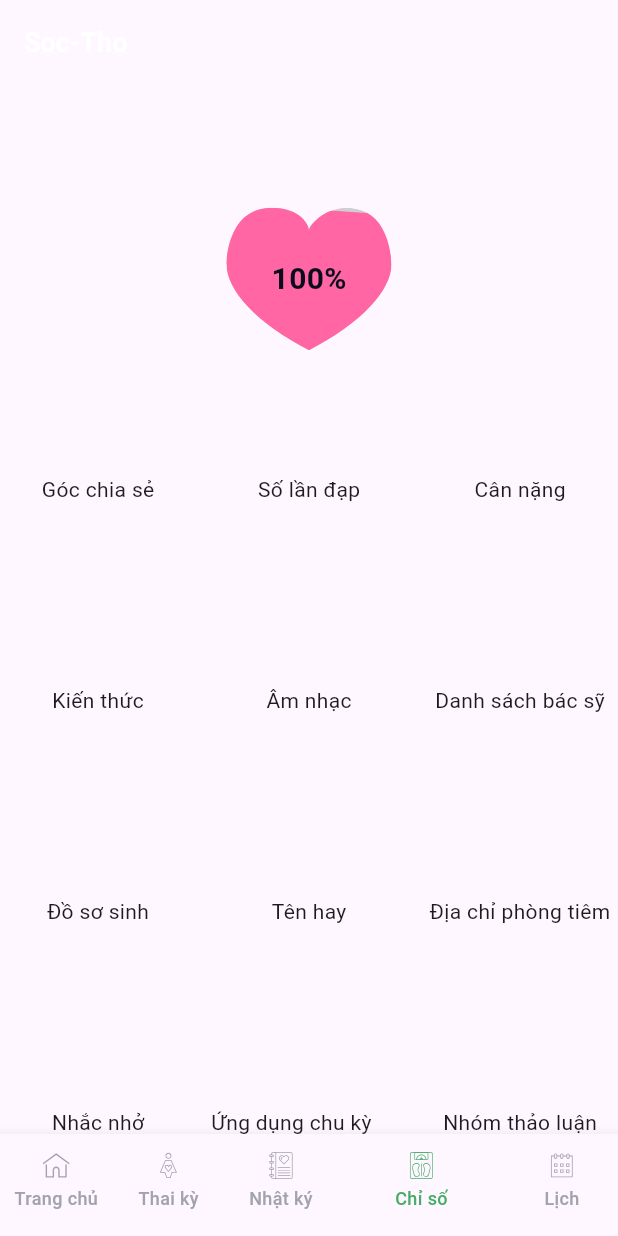
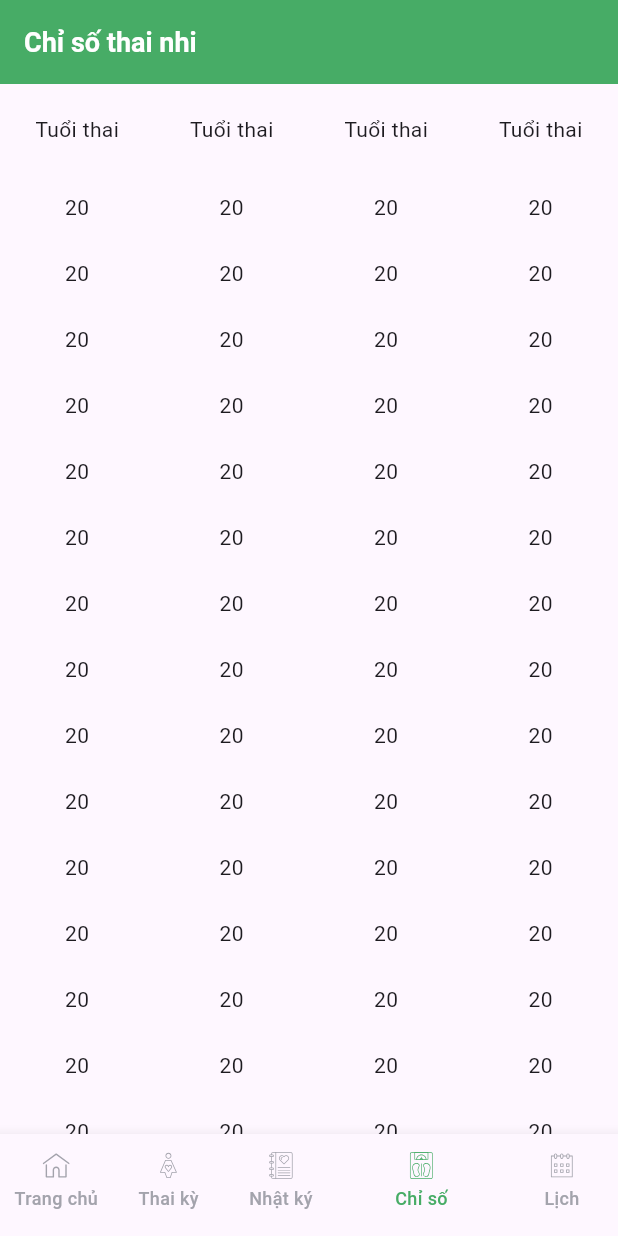
Before and after one commit to lighthouse2403/pregnancy_flutter, a Flutter app: the screen it shows after launch, item 4 of the bottom bar chosen, on a phone screen of 412 x 824 dp. Run offline on Flutter 3.47's test engine with Material 3 defaults, Android fonts, the phone set to English and light mode, and no system bars; our stand-ins replace bloc, cloud_firestore, device_info, equatable, firebase_analytics, firebase_core and 9 more; missing offline and left inert: audio_session; accounts and stored records are empty.

Commit message:
no message

```diff
--- a/lib/bottom_tab_bar/bottom_tab_bar.dart
+++ b/lib/bottom_tab_bar/bottom_tab_bar.dart
@@ -1,6 +1,4 @@
 import 'package:flutter/material.dart';
-import 'package:pregnancy_flutter/calendar/calendar.dart';
-import 'package:pregnancy_flutter/calendar/container/month_container.dart';
 import 'package:pregnancy_flutter/calendar/container/single_day_container.dart';
 import 'package:pregnancy_flutter/common/constants/constants.dart';
 import 'package:pregnancy_flutter/common/extension/font_size_extension.dart';
--- a/lib/index/index.dart
+++ b/lib/index/index.dart
@@ -1,5 +1,6 @@
 import 'package:flutter/cupertino.dart';
 import 'package:flutter/material.dart';
+import 'package:pregnancy_flutter/common/base/base_app_bar.dart';
 import 'package:pregnancy_flutter/common/base/base_statefull_widget.dart';
 import 'package:pregnancy_flutter/common/constants/constants.dart';
 import 'package:pregnancy_flutter/common/extension/text_extension.dart';
@@ -15,73 +16,77 @@ class Index extends BaseStatefulWidget {
 class _IndexState extends BaseStatefulState<Index> {
   @override
   PreferredSizeWidget? buildAppBar() {
-    return AppBar(
-      title: Text('Soc-Tho').w700().text18().whiteColor(),
+    return BaseAppBar(
+      title: 'Chỉ số thai nhi',
     );
   }
 
   @override
   Widget? buildBody() {
-    return CustomScrollView(
-      slivers: <Widget>[
-        SliverToBoxAdapter(
-          child: Container(
-            height: 260.0,
-            child: HeartIndicator(),
-          ),
-        ),
-        SliverGrid(
-          gridDelegate: SliverGridDelegateWithFixedCrossAxisCount(
-              crossAxisCount: 3,
-              childAspectRatio: 1.0,
-              mainAxisSpacing: 10.0,
-              crossAxisSpacing: 10.0),
-          delegate: SliverChildBuilderDelegate(
-                (context, index) {
-              return _homeItem(index);
-            },
-            childCount: Constants.homeItems.length,
-          ),
-        ),
-        SliverPadding(
-          padding: const EdgeInsets.only(bottom: 80.0),
+    return Column(
+      children: [
+        _header(),
+        Expanded(
+            child: _indexList()
         )
       ],
     );
   }
 
-  Widget _homeItem(int index) {
-    return InkWell(
-      child: Column(
+  Widget _header() {
+    return Container(
+      height: 60,
+      child: Row(
         children: [
-          Text(Constants.homeItems[index].title)
+          Expanded(
+              flex: 1,
+              child: Text("Tuổi thai").center()
+          ),
+          Expanded(
+              flex: 1,
+              child: Text("Tuổi thai").center()
+          ),
+          Expanded(
+              flex: 1,
+              child: Text("Tuổi thai").center()
+          ),
+          Expanded(
+              flex: 1,
+              child: Text("Tuổi thai").center()
+          )
         ],
       ),
     );
   }
 
-  Widget _babyInformationRow(int index) {
-    String title;
-    String content;
-    switch (index){
-      case 0:
-        title = 'Mẹ bầu:';
-        break;
-      case 1:
-        title = 'Mẹ bầu:';
-        break;
-      case 2:
-        title = 'Mẹ bầu:';
-        break;
-      default:
-        break;
-    }
-
-    return Row(
-      children: [
-        Text('Tuổi thai:').w500().text14().greyColor(),
-        Text('30 tuần 2 ngày').w500().text14().greyColor(),
-      ],
+  Widget _indexList() {
+    return ListView.builder(
+        itemCount: 40,
+        itemBuilder: (context, index) {
+          return Container(
+            height: 44,
+            child: Row(
+              children: [
+                Expanded(
+                    flex: 1,
+                    child: Text("20").center()
+                ),
+                Expanded(
+                    flex: 1,
+                    child: Text("20").center()
+                ),
+                Expanded(
+                    flex: 1,
+                    child: Text("20").center()
+                ),
+                Expanded(
+                    flex: 1,
+                    child: Text("20").center()
+                )
+              ],
+            ),
+          );
+        }
     );
   }
 }
--- a/lib/knowledge/knowledge_list.dart
+++ b/lib/knowledge/knowledge_list.dart
@@ -77,7 +77,7 @@ class _KnowledgeListState extends BaseStatefulState<KnowledgeList> {
                           child: KnowledgeRow(title: 'index: $index'),
                         );
                       },
-                        childCount: knowledgeBloc.knowledgeDetail?.keys.length ?? 0,
+                        childCount: knowledgeBloc.knowledgeDetail?.keys.length ?? 0,2
                       ),
                     ),
                   ],
```
Also changed, not shown: lib/index/bloc/index_bloc.dart (added, +28 -0 lines), lib/index/bloc/index_event.dart (added, +13 -0 lines), lib/index/bloc/index_state.dart (added, +32 -0 lines), 2 other files.
